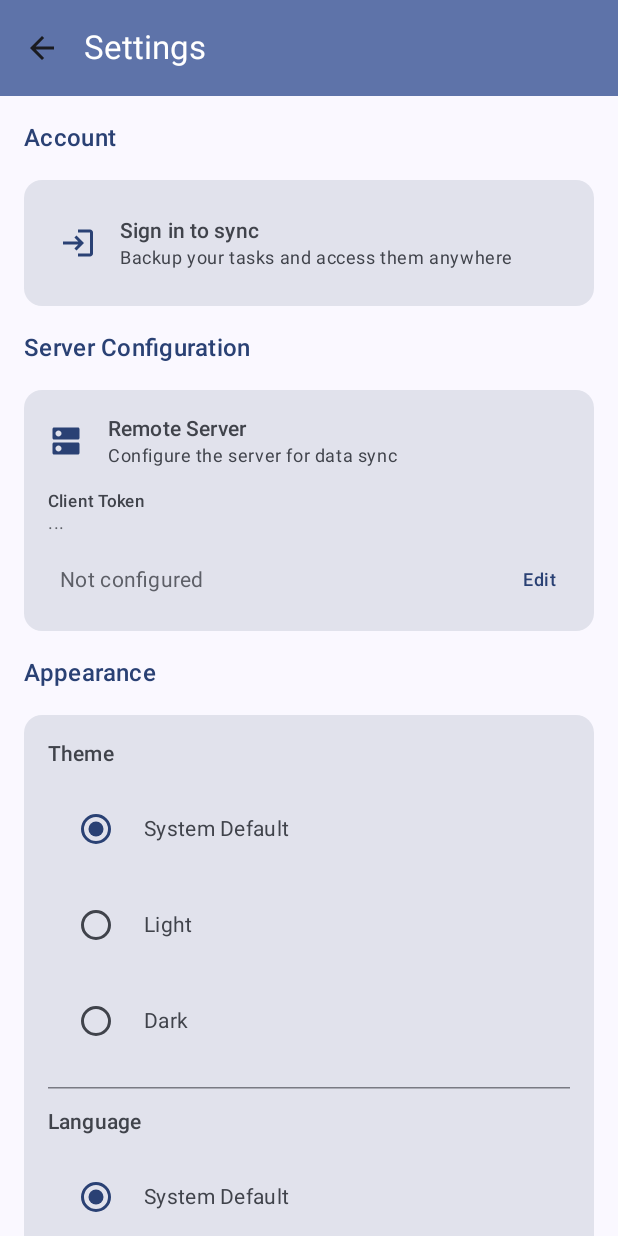
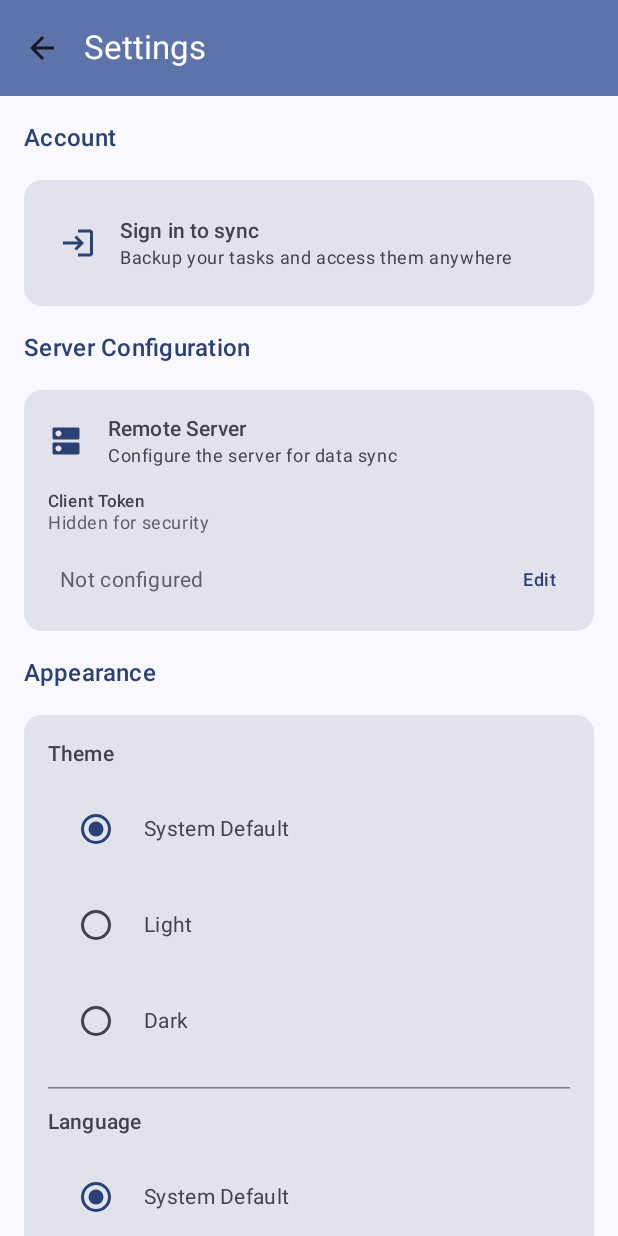
Before and after one commit to mico-v/life-app, an Android app built with Jetpack Compose: the composable SettingsScreen shown on its own in the app's theme, on a phone screen of 412 x 824 dp. Run offline under Robolectric (Android 15) with nearby library versions, the phone set to English and light mode, and no system bars; 1 statement that could not run was skipped.

Commit message:
Update app/src/main/java/com/example/android16demo/ui/screen/SettingsScreen.kt
Co-authored-by: Copilot <175728472+Copilot@users.noreply.github.com>

```diff
--- a/app/src/main/java/com/example/android16demo/ui/screen/SettingsScreen.kt
+++ b/app/src/main/java/com/example/android16demo/ui/screen/SettingsScreen.kt
@@ -319,7 +319,7 @@ private fun ServerConfigCard(
                 color = MaterialTheme.colorScheme.onSurfaceVariant
             )
             Text(
-                text = clientToken.take(8) + "..." + clientToken.takeLast(4),
+                text = "Hidden for security",
                 style = MaterialTheme.typography.bodySmall,
                 color = MaterialTheme.colorScheme.outline
             )
```
